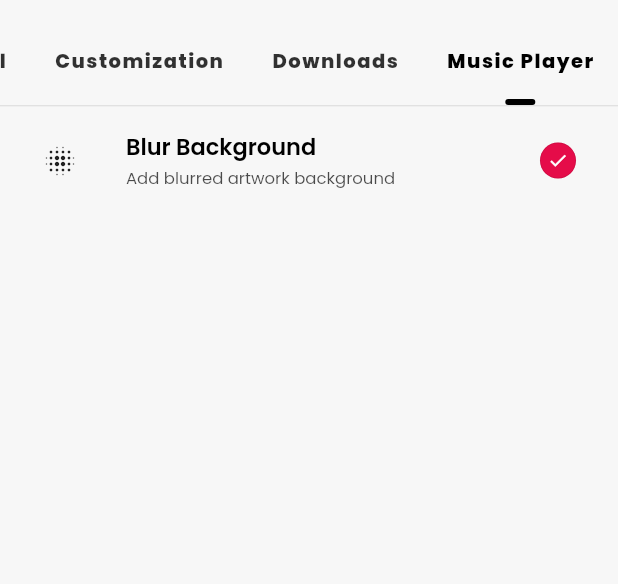
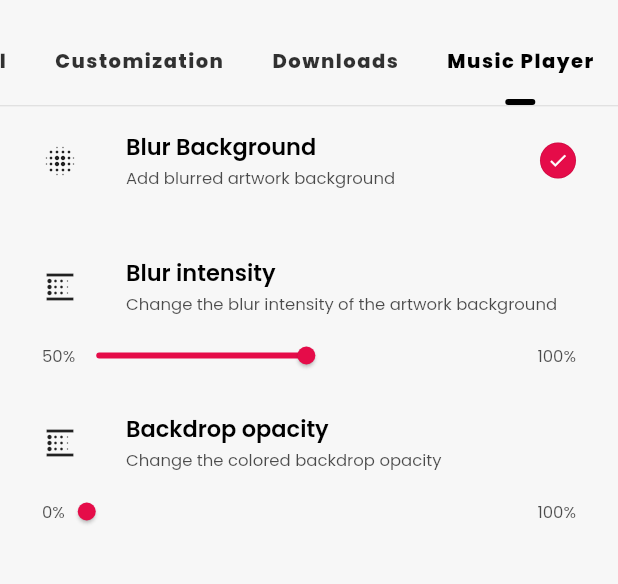
Before and after one commit to SongTube/-DEPRECATED-SongTube-New, a Flutter app: the ConfigurationScreen screen opened directly, tab 4 chosen, on a phone screen of 412 x 824 dp, the part 63-647 px from its top. Run offline on Flutter 3.47's test engine with Material 2 defaults, Android fonts, the phone set to English and light mode, and no system bars; drawn by our look-alikes of roundcheckbox; our stand-ins replace audio_service, cached_network_image, device_info_plus, eva_icons_flutter, file_picker, flutter_bounce and 17 more; missing offline and left inert: android_path_provider, audio_tagger, flutter_audio_query, flutter_ffmpeg, flutter_share, image_fade and 3 more; accounts and stored records are empty; statements that could not run were skipped.

Commit message:
Implement widgets for different types of setting handling

```diff
--- a/lib/screens/home/home_library/home_library.dart
+++ b/lib/screens/home/home_library/home_library.dart
@@ -52,7 +52,7 @@ class _HomeLibraryState extends State<HomeLibrary> {
         actions: [
           IconButton(
             onPressed: () {
-              UiUtils.pushRouteAsync(internalNavigatorKey.currentContext!, const ConfigurationScreen());
+              UiUtils.pushRouteAsync(context, const ConfigurationScreen());
             },
             icon: Icon(Iconsax.setting, color: Theme.of(context).primaryColor)
           )
--- a/lib/screens/settings/general_settings.dart
+++ b/lib/screens/settings/general_settings.dart
@@ -5,6 +5,7 @@ import 'package:provider/provider.dart';
 import 'package:roundcheckbox/roundcheckbox.dart';
 import 'package:songtube/providers/ui_provider.dart';
 import 'package:songtube/ui/components/circular_check_box.dart';
+import 'package:songtube/ui/tiles/setting_tile.dart';
 
 import '../../ui/text_styles.dart';
 
--- a/lib/screens/settings/music_player_settings.dart.dart
+++ b/lib/screens/settings/music_player_settings.dart.dart
@@ -3,6 +3,7 @@ import 'package:line_icons/line_icons.dart';
 import 'package:songtube/internal/app_settings.dart';
 import 'package:songtube/ui/components/circular_check_box.dart';
 import 'package:songtube/ui/text_styles.dart';
+import 'package:songtube/ui/tiles/setting_tile.dart';
 
 class MusicPlayerSettings extends StatefulWidget {
   const MusicPlayerSettings({super.key});
@@ -18,25 +19,49 @@ class _MusicPlayerSettingsState extends State<MusicPlayerSettings> {
     return ListView(
       padding: const EdgeInsets.only(left: 12, right: 12),
       children: [
-        ListTile(
-          leading: SizedBox(
-            height: double.infinity,
-            child: Icon(Icons.blur_on, color: Theme.of(context).iconTheme.color),
-          ),
-          onTap: () {
-            AppSettings.enableMusicPlayerBlur = !AppSettings.enableMusicPlayerBlur;
+        // Music Player blur background
+        SettingTileCheckbox(
+          title: 'Blur Background',
+          subtitle: 'Add blurred artwork background',
+          value: AppSettings.enableMusicPlayerBlur,
+          onChange: (value) {
+            AppSettings.enableMusicPlayerBlur = value;
             setState(() {});
           },
-          title: Text('Blur Background', style: subtitleTextStyle(context, bold: true)),
-          subtitle: Text('Add blurred artwork background', style: tinyTextStyle(context, opacity: 0.7)),
-          trailing: CircularCheckbox(
-            value: AppSettings.enableMusicPlayerBlur,
-            onChange: (value) {
-              AppSettings.enableMusicPlayerBlur = value;
-              setState(() {});
-            },
-          ),
-        )
+          leadingIcon: Icons.blur_on,
+        ),
+        const SizedBox(height: 12),
+        // Music Player blur background intensity
+        SettingTileSlider(
+          title: 'Blur intensity',
+          subtitle: 'Change the blur intensity of the artwork background',
+          leadingIcon: Icons.blur_linear,
+          value: AppSettings.musicPlayerBlurStrenght,
+          min: 0.00001,
+          max: 100,
+          valueTrailingString: '%',
+          onChange: (value) {
+            AppSettings.musicPlayerBlurStrenght = value;
+            setState(() {});
+          }
+        ),
+        const SizedBox(height: 12),
+        // Music Player blur background intensity
+        SettingTileSlider(
+          title: 'Backdrop opacity',
+          subtitle: 'Change the colored backdrop opacity',
+          leadingIcon: Icons.blur_linear,
+          value: AppSettings.musicPlayerBackdropOpacity,
+          min: 0,
+          max: 100,
+          valueTrailingString: '%',
+          onChange: (value) {
+            AppSettings.musicPlayerBackdropOpacity = value/100;
+            setState(() {});
+          }
+        ),
+        const SizedBox(height: 12),
+
       ],
     );
   }
--- /dev/null
+++ b/lib/ui/tiles/setting_tile.dart
@@ -0,0 +1,124 @@
+import 'package:flutter/material.dart';
+import 'package:songtube/ui/components/circular_check_box.dart';
+import 'package:songtube/ui/text_styles.dart';
+
+class SettingTileCheckbox extends StatelessWidget {
+  const SettingTileCheckbox({
+    required this.title,
+    required this.subtitle,
+    required this.leadingIcon,
+    required this.value,
+    required this.onChange,
+    super.key});
+  final String title;
+  final String subtitle;
+  final IconData leadingIcon;
+  final bool value;
+  final Function(bool) onChange;
+  @override
+  Widget build(BuildContext context) {
+    return ListTile(
+      onTap: () => onChange(!value),
+      leading: SizedBox(
+        height: double.infinity,
+        child: Icon(leadingIcon, color: Theme.of(context).iconTheme.color),
+      ),
+      title: Text(title, style: subtitleTextStyle(context, bold: true)),
+      subtitle: Text(subtitle, style: tinyTextStyle(context, opacity: 0.7)),
+      trailing: CircularCheckbox(
+        value: value,
+        onChange: onChange
+      ),
+    );
+  }
+}
+
+class SettingTileSlider extends StatefulWidget {
+  const SettingTileSlider({
+    required this.title,
+    required this.subtitle,
+    required this.leadingIcon,
+    required this.value,
+    required this.min,
+    required this.max,
+    required this.onChange,
+    this.valueTrailingString = '',
+    super.key});
+  final String title;
+  final String subtitle;
+  final IconData leadingIcon;
+  final double value;
+  final double min;
+  final double max;
+  final Function(double) onChange;
+  final String valueTrailingString;
+  @override
+  State<SettingTileSlider> createState() => _SettingTileSliderState();
+}
+
+class _SettingTileSliderState extends State<SettingTileSlider> {
+
+  // Drag placeholders
+  double? dragValue;
+  bool dragging = false;
+
+  @override
+  Widget build(BuildContext context) {
+    return Column(
+      children: [
+        ListTile(
+          leading: SizedBox(
+            height: double.infinity,
+            child: Icon(widget.leadingIcon, color: Theme.of(context).iconTheme.color),
+          ),
+          title: Text(widget.title, style: subtitleTextStyle(context, bold: true)),
+          subtitle: Text(widget.subtitle, style: tinyTextStyle(context, opacity: 0.7)),
+        ),
+        Padding(
+          padding: const EdgeInsets.symmetric(horizontal: 16),
+          child: _slider(),
+        )
+      ],
+    );
+  }
+
+  Widget _slider() {
+    return SliderTheme(
+      data: SliderTheme.of(context).copyWith(
+        thumbShape: const RoundSliderThumbShape(enabledThumbRadius: 6),
+        overlayShape: const RoundSliderOverlayShape(overlayRadius: 10),
+        valueIndicatorTextStyle: TextStyle(
+          color: Theme.of(context).primaryColor,
+        ),
+        trackHeight: 2,
+      ),
+      child: Row(
+        children: [
+          Text((dragValue ?? widget.value).round().toString()+widget.valueTrailingString, style: tinyTextStyle(context, opacity: 0.7)),
+          const SizedBox(width: 4),
+          Expanded(
+            child: Slider(
+              activeColor: Theme.of(context).primaryColor,
+              inactiveColor: Theme.of(context).cardColor.withOpacity(0.06),
+              min: widget.min,
+              max: widget.max,
+              value: dragValue ?? widget.value,
+              onChanged: (value) {
+                if (!dragging) {
+                  dragging = true;
+                }
+                setState(() {
+                  dragValue = value;
+                });
+              },
+              onChangeEnd: widget.onChange
+            ),
+          ),
+          const SizedBox(width: 4),
+          Text(widget.max.round().toString()+widget.valueTrailingString, style: tinyTextStyle(context, opacity: 0.7)),
+        ],
+      )
+    );
+  }
+
+}
```
